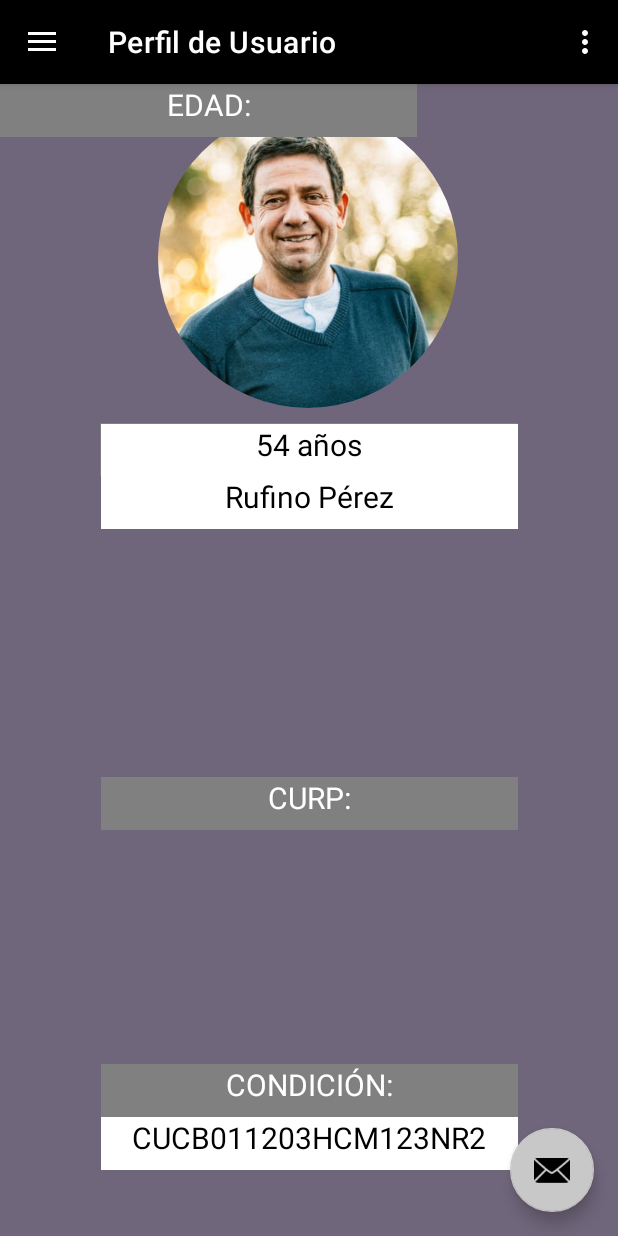
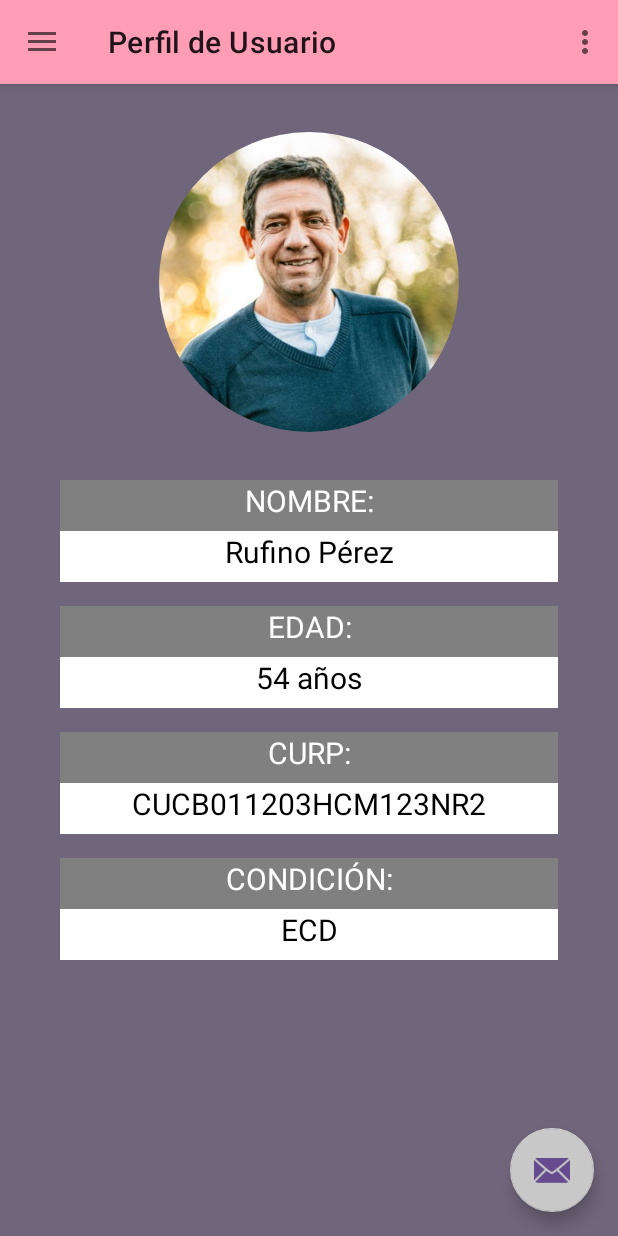
Before and after one commit to BenjaminCruz-A01747811/AppComedoresDIFAtizapan, an Android app: the screen it shows after launch (MainActivity), in the side drawer, after a tap on "Perfil de Usuario", on a phone screen of 412 x 824 dp. Run offline under Robolectric (Android 15) with nearby library versions, the phone set to English and light mode, and no system bars; our stand-ins replace navigation-ui.

Commit message:
Cambios Importantes

```diff
--- a/app/src/main/res/layout/fragment_mapa_comedores.xml
+++ b/app/src/main/res/layout/fragment_mapa_comedores.xml
@@ -41,6 +41,8 @@
         android:layout_marginTop="32dp"
         android:layout_marginEnd="32dp"
         android:text="@string/comedorCercano"
+        android:textColor="@color/white"
+        app:iconTint="@color/white"
         app:layout_constraintEnd_toEndOf="parent"
         app:layout_constraintStart_toStartOf="parent"
         app:layout_constraintTop_toBottomOf="@+id/mapView" />
--- a/app/src/main/res/layout/fragment_perfil_usuario.xml
+++ b/app/src/main/res/layout/fragment_perfil_usuario.xml
@@ -7,26 +7,39 @@
     android:background="@color/background"
     tools:context=".ui.perfilusuario.PerfilUsuarioFragment">
 
+    <ScrollView
+        android:layout_width="match_parent"
+        android:layout_height="match_parent">
+
+        <LinearLayout
+            android:layout_width="match_parent"
+            android:layout_height="wrap_content"
+            android:layout_marginStart="8dp"
+            android:layout_marginEnd="8dp"
+            android:orientation="vertical"
+            app:layout_constraintBottom_toBottomOf="parent"
+            app:layout_constraintEnd_toEndOf="parent"
+            app:layout_constraintHorizontal_bias="1.0"
+            app:layout_constraintStart_toStartOf="parent"
+            app:layout_constraintTop_toTopOf="parent">
+
             <com.google.android.material.imageview.ShapeableImageView
                 android:id="@+id/imageView10"
                 android:layout_width="200dp"
                 android:layout_height="200dp"
-        android:layout_marginStart="16dp"
-        android:layout_marginTop="16dp"
-        android:layout_marginEnd="16dp"
-        app:layout_constraintEnd_toEndOf="parent"
-        app:layout_constraintHorizontal_bias="0.497"
-        app:layout_constraintStart_toStartOf="parent"
-        app:layout_constraintTop_toTopOf="parent"
+                android:layout_marginStart="32dp"
+                android:layout_marginTop="32dp"
+                android:layout_marginEnd="32dp"
+                android:layout_gravity="center"
                 app:shapeAppearanceOverlay="@style/Circular"
                 app:srcCompat="@drawable/finalencuadre" />
 
             <TextView
                 android:id="@+id/textView20"
-        android:layout_width="278dp"
-        android:layout_height="35dp"
+                android:layout_width="match_parent"
+                android:layout_height="34dp"
                 android:layout_marginStart="32dp"
-        android:layout_marginTop="10dp"
+                android:layout_marginTop="32dp"
                 android:layout_marginEnd="32dp"
                 android:background="@color/gray"
                 android:isScrollContainer="false"
@@ -38,17 +51,12 @@
                 android:textAllCaps="true"
                 android:textColor="#FFFFFF"
                 android:textSize="20sp"
-        app:layout_constraintBottom_toTopOf="@+id/textView21"
-        app:layout_constraintEnd_toEndOf="parent"
-        app:layout_constraintHorizontal_bias="0.492"
-        app:layout_constraintStart_toStartOf="parent"
-        app:layout_constraintTop_toBottomOf="@+id/imageView10"
                 tools:ignore="TextSizeCheck" />
 
             <TextView
                 android:id="@+id/textView21"
-        android:layout_width="278dp"
-        android:layout_height="35dp"
+                android:layout_width="match_parent"
+                android:layout_height="34dp"
                 android:layout_marginStart="32dp"
                 android:layout_marginEnd="32dp"
                 android:background="@color/white"
@@ -56,114 +64,100 @@
                 android:textAlignment="center"
                 android:textColor="@color/black"
                 android:textSize="20sp"
-        app:layout_constraintEnd_toEndOf="parent"
-        app:layout_constraintStart_toStartOf="parent"
-        app:layout_constraintTop_toBottomOf="@+id/textView20"
                 tools:ignore="TextSizeCheck" />
 
             <TextView
                 android:id="@+id/textView22"
-        android:layout_width="278dp"
-        android:layout_height="35dp"
+                android:layout_width="match_parent"
+                android:layout_height="34dp"
+                android:layout_marginStart="32dp"
+                android:layout_marginTop="16dp"
+                android:layout_marginEnd="32dp"
                 android:background="@color/gray"
                 android:text="@string/edad"
                 android:textAlignment="center"
                 android:textColor="#FFFFFF"
                 android:textSize="20sp"
-        tools:ignore="TextSizeCheck"
-        tools:layout_editor_absoluteX="48dp"
-        tools:layout_editor_absoluteY="404dp" />
+                tools:ignore="TextSizeCheck" />
 
             <TextView
                 android:id="@+id/textView25"
-        android:layout_width="278dp"
-        android:layout_height="35dp"
-        android:layout_marginBottom="8dp"
+                android:layout_width="match_parent"
+                android:layout_height="34dp"
+                android:layout_marginStart="32dp"
+                android:layout_marginEnd="32dp"
                 android:background="@color/white"
                 android:text="@string/edad1"
                 android:textAlignment="center"
                 android:textColor="@color/black"
                 android:textSize="20sp"
-        app:layout_constraintBottom_toTopOf="@+id/textView26"
-        app:layout_constraintEnd_toEndOf="@+id/textView26"
-        app:layout_constraintHorizontal_bias="0.0"
-        app:layout_constraintStart_toStartOf="@+id/textView26"
-        app:layout_constraintTop_toBottomOf="@+id/textView22"
-        app:layout_constraintVertical_bias="0.90999997"
                 tools:ignore="TextSizeCheck" />
 
             <TextView
                 android:id="@+id/textView26"
-        android:layout_width="278dp"
-        android:layout_height="35dp"
+                android:layout_width="match_parent"
+                android:layout_height="34dp"
+                android:layout_marginStart="32dp"
+                android:layout_marginTop="16dp"
+                android:layout_marginEnd="32dp"
                 android:background="@color/gray"
                 android:text="@string/curp"
                 android:textAlignment="center"
                 android:textColor="#FFFFFF"
                 android:textSize="20sp"
-        app:layout_constraintBottom_toTopOf="@+id/textView27"
-        app:layout_constraintEnd_toEndOf="@+id/textView27"
-        app:layout_constraintHorizontal_bias="0.0"
-        app:layout_constraintStart_toStartOf="@+id/textView27"
-        app:layout_constraintTop_toBottomOf="@+id/textView25"
                 tools:ignore="TextSizeCheck" />
 
             <TextView
-        android:id="@+id/textView27"
-        android:layout_width="278dp"
-        android:layout_height="35dp"
-        android:layout_marginBottom="44dp"
+                android:id="@+id/textView29"
+                android:layout_width="match_parent"
+                android:layout_height="34dp"
+                android:layout_marginStart="32dp"
+                android:layout_marginEnd="32dp"
                 android:background="@color/white"
                 android:text="@string/curp1"
+                android:textAlignment="center"
                 android:textColor="@color/black"
-        android:textAlignment="center"
                 android:textSize="20sp"
-        app:layout_constraintBottom_toBottomOf="parent"
-        app:layout_constraintEnd_toEndOf="parent"
-        app:layout_constraintHorizontal_bias="0.5"
-        app:layout_constraintStart_toStartOf="parent"
                 tools:ignore="TextSizeCheck" />
 
             <TextView
                 android:id="@+id/textView28"
-        android:layout_width="278dp"
-        android:layout_height="35dp"
+                android:layout_width="match_parent"
+                android:layout_height="34dp"
+                android:layout_marginStart="32dp"
+                android:layout_marginTop="16dp"
+                android:layout_marginEnd="32dp"
                 android:background="@color/gray"
                 android:text="@string/condicion"
                 android:textAlignment="center"
                 android:textColor="#FFFFFF"
                 android:textSize="20sp"
-        app:layout_constraintBottom_toTopOf="@+id/textView27"
-        app:layout_constraintEnd_toEndOf="@+id/textView27"
-        app:layout_constraintHorizontal_bias="0.0"
-        app:layout_constraintStart_toStartOf="@+id/textView27"
-        app:layout_constraintTop_toBottomOf="@+id/textView25"
-        app:layout_constraintVertical_bias="1.0"
                 tools:ignore="TextSizeCheck" />
 
             <TextView
-        android:id="@+id/textView29"
-        android:layout_width="278dp"
-        android:layout_height="35dp"
-        android:layout_marginBottom="44dp"
+                android:id="@+id/textView27"
+                android:layout_width="match_parent"
+                android:layout_height="34dp"
+                android:layout_marginStart="32dp"
+                android:layout_marginEnd="32dp"
                 android:background="@color/white"
-        android:text="@string/curp1"
+                android:text="@string/condicion2"
                 android:textAlignment="center"
                 android:textColor="@color/black"
                 android:textSize="20sp"
-        app:layout_constraintBottom_toBottomOf="parent"
-        app:layout_constraintEnd_toEndOf="parent"
-        app:layout_constraintHorizontal_bias="0.5"
-        app:layout_constraintStart_toStartOf="parent"
                 tools:ignore="TextSizeCheck" />
 
             <TextView
                 android:id="@+id/txtPerfilUsuario"
                 android:layout_width="wrap_content"
                 android:layout_height="wrap_content"
+                tools:ignore="MissingConstraints"
                 tools:layout_editor_absoluteX="5dp"
-        tools:layout_editor_absoluteY="59dp"
-        tools:ignore="MissingConstraints" />
+                tools:layout_editor_absoluteY="59dp" />
+
+        </LinearLayout>
+
+    </ScrollView>
 
 
 </androidx.constraintlayout.widget.ConstraintLayout>
--- a/app/src/main/res/menu/activity_main_drawer.xml
+++ b/app/src/main/res/menu/activity_main_drawer.xml
@@ -5,20 +5,20 @@
 
     <group android:checkableBehavior="single">
         <item
-            android:id="@+id/nav_asist_qr"
+            android:id="@id/nav_asist_qr"
             android:icon="@drawable/ic_menu_camera"
             android:title="@string/menu_asist_qr"/>
 
         <item
-            android:id="@+id/nav_menu_dia"
+            android:id="@id/nav_menu_dia"
             android:icon="@drawable/ic_menu_gallery"
             android:title="@string/menu_dia" />
         <item
-            android:id="@+id/nav_perfil_usuario"
+            android:id="@id/nav_perfil_usuario"
             android:icon="@drawable/ic_menu_slideshow"
             android:title="@string/menu_perfil_usuario" />
         <item
-            android:id="@+id/nav_mapa_comedores"
+            android:id="@id/nav_mapa_comedores"
             android:icon="@drawable/img_mapa"
             android:title="@string/menu_mapa_comedores" />
     </group>
--- a/app/src/main/res/values-land/strings.xml
+++ b/app/src/main/res/values-land/strings.xml
@@ -1,6 +1,6 @@
 <?xml version="1.0" encoding="utf-8"?>
 <resources>
-    <string name="menu_dia" />
+    <!--<string name="menu_dia" />
     <string name="menu_asist_qr" />
     <string name="menu_perfil_usuario" />
     <string name="menu_mapa_comedores" />
@@ -16,6 +16,35 @@
     <string name="nombre1">Rufino Pérez</string>
     <string name="edad">Edad:</string>
     <string name="edad1">54 años</string>
+    <string name="curp">CURP:</string>-->
+    <string name="app_name">Comedores DIF Atizapan</string>
+    <string name="navigation_drawer_open">Open navigation drawer</string>
+    <string name="navigation_drawer_close">Close navigation drawer</string>
+    <string name="nav_header_title">Rufino Pérez</string>
+    <string name="nav_header_subtitle">CUCB011203HCM123NR2</string>
+    <string name="nav_header_desc">Navigation header</string>
+    <string name="action_settings">Ajustes</string>
+    <string name="menu_asist_qr" color="@color/black">Asistencia QR</string>
+    <string name="menu_dia">Menú del Día</string>
+    <string name="menu_perfil_usuario">Perfil de Usuario</string>
+    <string name="menu_mapa_comedores"> Mapa de Comedores </string>
+    <string name="bot_n_para_solicitar_soporte_de_la_app">Botón para solicitar soporte de la app</string>
+    <string name="scrollview">scrvw_menudia</string>
+    <string name="comida">Comida</string>
+    <string name="desayuno">Desayuno</string>
+    <string name="fecha">Lunes 25 de agosto 2023</string>
+    <string name="nombre">NOMBRE:</string>
+    <string name="nombre1">Rufino Pérez</string>
+    <string name="edad">EDAD:</string>
+    <string name="edad1">54 años</string>
     <string name="curp">CURP:</string>
+    <string name="curp1">CUCB011203HCM123NR2</string>
+    <string name="interf3">Perfil del Usuario</string>
+    <string name="para_llevar">Solicitar "PARA LLEVAR"</string>
+    <string name="condicion">CONDICIÓN:</string>
+    <string name="condicion1">Embarazo</string>
+    <string name="condicion2">ECD</string>
+    <string name="condicion3">Discapacidad</string>
+    <string name="comedorCercano">Buscar comedor cercano</string>
 
 </resources>
--- a/app/src/main/res/values-night/strings.xml
+++ b/app/src/main/res/values-night/strings.xml
@@ -1,6 +1,6 @@
 <?xml version="1.0" encoding="utf-8"?>
 <resources>
-    <string name="menu_dia" />
+    <!--<string name="menu_dia" />
     <string name="menu_asist_qr" />
     <string name="menu_perfil_usuario" />
     <string name="menu_mapa_comedores" />
@@ -16,6 +16,35 @@
     <string name="nombre1">Rufino Pérez</string>
     <string name="edad">Edad:</string>
     <string name="edad1">54 años</string>
+    <string name="curp">CURP:</string>-->
+    <string name="app_name">Comedores DIF Atizapan</string>
+    <string name="navigation_drawer_open">Open navigation drawer</string>
+    <string name="navigation_drawer_close">Close navigation drawer</string>
+    <string name="nav_header_title">Rufino Pérez</string>
+    <string name="nav_header_subtitle">CUCB011203HCM123NR2</string>
+    <string name="nav_header_desc">Navigation header</string>
+    <string name="action_settings">Ajustes</string>
+    <string name="menu_asist_qr" color="@color/black">Asistencia QR</string>
+    <string name="menu_dia">Menú del Día</string>
+    <string name="menu_perfil_usuario">Perfil de Usuario</string>
+    <string name="menu_mapa_comedores"> Mapa de Comedores </string>
+    <string name="bot_n_para_solicitar_soporte_de_la_app">Botón para solicitar soporte de la app</string>
+    <string name="scrollview">scrvw_menudia</string>
+    <string name="comida">Comida</string>
+    <string name="desayuno">Desayuno</string>
+    <string name="fecha">Lunes 25 de agosto 2023</string>
+    <string name="nombre">NOMBRE:</string>
+    <string name="nombre1">Rufino Pérez</string>
+    <string name="edad">EDAD:</string>
+    <string name="edad1">54 años</string>
     <string name="curp">CURP:</string>
+    <string name="curp1">CUCB011203HCM123NR2</string>
+    <string name="interf3">Perfil del Usuario</string>
+    <string name="para_llevar">Solicitar "PARA LLEVAR"</string>
+    <string name="condicion">CONDICIÓN:</string>
+    <string name="condicion1">Embarazo</string>
+    <string name="condicion2">ECD</string>
+    <string name="condicion3">Discapacidad</string>
+    <string name="comedorCercano">Buscar comedor cercano</string>
 
 </resources>
--- a/app/src/main/res/values-night/themes.xml
+++ b/app/src/main/res/values-night/themes.xml
@@ -2,7 +2,7 @@
     <!-- Tema de aplicación básico -->
     <style name="Theme.AppComedoresDIFAtizapan" parent="Theme.MaterialComponents.DayNight.DarkActionBar">
         <!-- Primary brand color -->
-        <item name="colorPrimary">@color/pink_DIF</item>
+        <item name="colorPrimary">@color/dark_pink_DIF</item>
         <item name="colorPrimaryVariant">@color/blue_DIF</item>
         <item name="colorOnPrimary">@color/white</item>
         <!-- Secondary brand color. -->
@@ -13,4 +13,10 @@
         <item name="android:statusBarColor">?attr/colorPrimaryVariant</item>
         <!-- Customize your theme here. -->
     </style>
+    <style name="Theme.AppComedoresDIFAtizapan.NoActionBar">
+        <item name="windowActionBar">false</item>
+        <item name="windowNoTitle">true</item>
+    </style>
+    <style name="Theme.AppComedoresDIFAtizapan.AppBarOverlay"
+        parent="ThemeOverlay.AppCompat.Dark.ActionBar" />
 </resources>
--- a/app/src/main/res/values/colors.xml
+++ b/app/src/main/res/values/colors.xml
@@ -3,7 +3,8 @@
     <color name="purple_200">#FFBB86FC</color>
     <color name="purple_500">#FF6200EE</color>
     <color name="blue_DIF">#6190C1</color>
-    <color name="pink_DIF">#D36583</color>
+    <color name="dark_pink_DIF">#BF506E</color>
+    <color name="pink_DIF">#FF9DB7</color>
     <color name="purple_700">#FF3700B3</color>
     <color name="teal_200">#FF03DAC5</color>
     <color name="teal_700">#FF018786</color>
--- a/app/src/main/res/values/strings.xml
+++ b/app/src/main/res/values/strings.xml
@@ -1,47 +1,33 @@
+<?xml version="1.0" encoding="utf-8"?>
 <resources>
     <string name="app_name">Comedores DIF Atizapan</string>
-
     <string name="navigation_drawer_open">Open navigation drawer</string>
     <string name="navigation_drawer_close">Close navigation drawer</string>
-
     <string name="nav_header_title">Rufino Pérez</string>
     <string name="nav_header_subtitle">CUCB011203HCM123NR2</string>
     <string name="nav_header_desc">Navigation header</string>
-
     <string name="action_settings">Ajustes</string>
-
-    <string name="menu_asist_qr">Asistencia QR</string>
+    <string name="menu_asist_qr" color="@color/black">Asistencia QR</string>
     <string name="menu_dia">Menú del Día</string>
     <string name="menu_perfil_usuario">Perfil de Usuario</string>
     <string name="menu_mapa_comedores"> Mapa de Comedores </string>
-
     <string name="bot_n_para_solicitar_soporte_de_la_app">Botón para solicitar soporte de la app</string>
-
     <string name="scrollview">scrvw_menudia</string>
-
     <string name="comida">Comida</string>
     <string name="desayuno">Desayuno</string>
-
     <string name="fecha">Lunes 25 de agosto 2023</string>
-
     <string name="nombre">NOMBRE:</string>
     <string name="nombre1">Rufino Pérez</string>
-
     <string name="edad">EDAD:</string>
     <string name="edad1">54 años</string>
-
     <string name="curp">CURP:</string>
     <string name="curp1">CUCB011203HCM123NR2</string>
-
     <string name="interf3">Perfil del Usuario</string>
-
     <string name="para_llevar">Solicitar "PARA LLEVAR"</string>
-
     <string name="condicion">CONDICIÓN:</string>
     <string name="condicion1">Embarazo</string>
     <string name="condicion2">ECD</string>
     <string name="condicion3">Discapacidad</string>
-
     <string name="comedorCercano">Buscar comedor cercano</string>
 
 </resources>
--- a/app/src/main/res/values/themes.xml
+++ b/app/src/main/res/values/themes.xml
@@ -2,13 +2,15 @@
     <!-- Base application theme. -->
     <style name="Theme.AppComedoresDIFAtizapan" parent="Theme.MaterialComponents.DayNight.DarkActionBar">
         <!-- Primary brand color. -->
-        <item name="colorPrimary">@color/black</item>
+        <item name="colorPrimary">@color/pink_DIF</item>
         <item name="colorPrimaryVariant">@color/blue_DIF</item>
         <item name="colorOnPrimary">@color/light_dark</item>
         <!-- Secondary brand color. -->
         <item name="colorSecondary">@color/teal_200</item>
         <item name="colorSecondaryVariant">@color/teal_700</item>
-        <item name="colorOnSecondary">@color/black</item>
+        <!--Color del botón de Soporte-->
+        <item name="colorOnSecondary">@color/purple_DIF</item>
+
         <!-- Status bar color. -->
         <item name="android:statusBarColor">?attr/colorPrimaryVariant</item>
         <!-- Customize your theme here. -->
@@ -17,8 +19,6 @@
         <item name="windowActionBar">false</item>
         <item name="windowNoTitle">true</item>
     </style>
-    <style name="Theme.AppComedoresDIFAtizapan.AppBarOverlay"
-        parent="ThemeOverlay.AppCompat.Dark.ActionBar" />
     <style name="Theme.AppComedoresDIFAtizapan.PopupOverlay"
         parent="ThemeOverlay.AppCompat.Light" />
 </resources>
```
Also changed, not shown: app/src/main/res/layout/fragment_menu_dia.xml (+33 -49 lines). Lines whose indentation alone changed are shown as unchanged.
